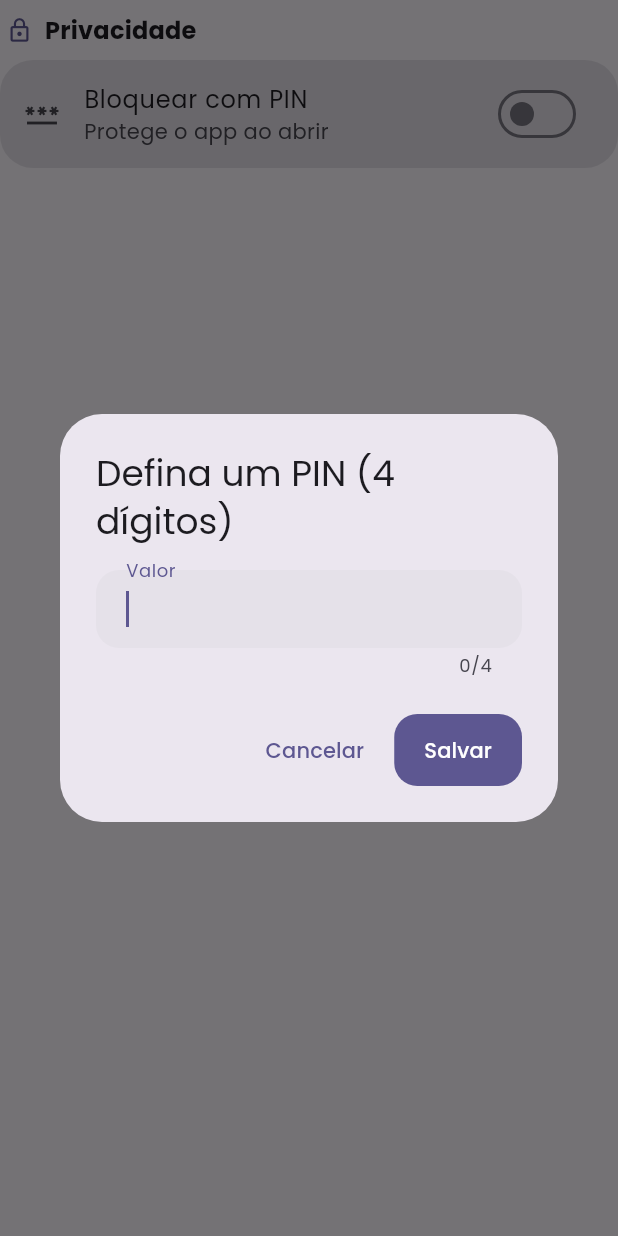
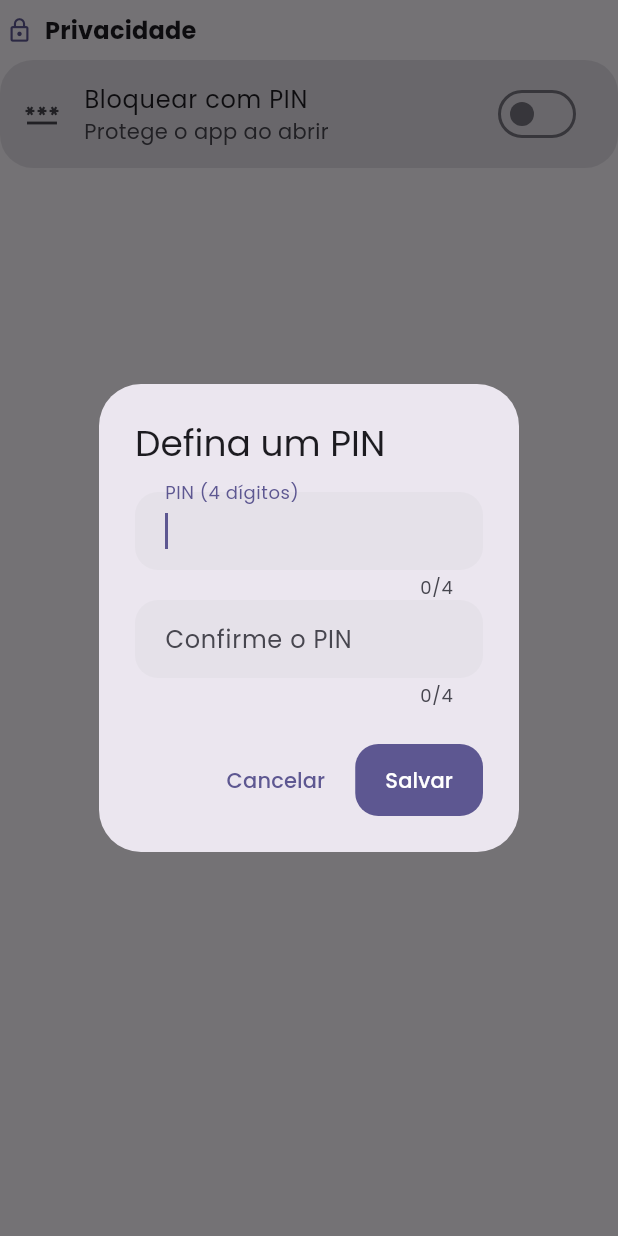
Before and after one commit to zmove-digital/zoom, a Flutter app: the _PrivacySection widget shown alone on an empty page, opened directly, after a tap on "Bloquear com PIN", on a phone screen of 412 x 824 dp. Run offline on Flutter 3.47's test engine with Material 3 defaults, Android fonts, the phone set to English and light mode, and no system bars; our stand-ins replace audioplayers, file_picker, fl_chart, flutter_colorpicker, flutter_local_notifications, flutter_timezone and 4 more; missing offline and left inert: pointycastle.

Commit message:
feat: confirma PIN no cadastro e desbloqueio por biometria do aparelho
- settings: dialogo com PIN + confirmacao (4 digitos) ao ativar o bloqueio

- lock: opcao de desbloquear com biometria/senha do aparelho (local_auth), sem apagar o PIN

- android: MainActivity herda FlutterFragmentActivity, permissao USE_BIOMETRIC e LaunchTheme AppCompat

- ios: NSFaceIDUsageDescription

- scripts/configure_android.ps1: aplica a config de biometria de forma idempotente

```diff
--- a/lib/screens/settings/settings_screen.dart
+++ b/lib/screens/settings/settings_screen.dart
@@ -640,24 +640,8 @@ class _PrivacySection extends StatelessWidget {
                     settings.setPin(enabled: false, pin: '');
                     return;
                   }
-                  final TextEditingController c = TextEditingController();
-                  final String? pin = await _textDialog(
-                    context,
-                    'Defina um PIN (4 dígitos)',
-                    c,
-                    keyboard: TextInputType.number,
-                    maxLength: SecurityRules.pinLength,
-                  );
-                  if (pin != null && RegExp(r'^\d{4}$').hasMatch(pin)) {
-                    settings.setPin(enabled: true, pin: pin);
-                  } else if (pin != null && pin.isNotEmpty) {
-                    if (context.mounted) {
-                      ScaffoldMessenger.of(context).showSnackBar(
-                        const SnackBar(
-                            content: Text('O PIN deve ter exatamente 4 dígitos')),
-                      );
-                    }
-                  }
+                  final String? pin = await _setPinDialog(context);
+                  if (pin != null) settings.setPin(enabled: true, pin: pin);
                 },
               ),
             ],
@@ -727,6 +711,70 @@ Future<String?> _textDialog(
           child: const Text('Salvar'),
         ),
       ],
+    ),
+  );
+}
+
+Future<String?> _setPinDialog(BuildContext context) {
+  final TextEditingController pin = TextEditingController();
+  final TextEditingController confirm = TextEditingController();
+  String? error;
+  return showDialog<String>(
+    context: context,
+    builder: (BuildContext context) => StatefulBuilder(
+      builder: (BuildContext context, StateSetter setState) => AlertDialog(
+        title: const Text('Defina um PIN'),
+        content: Column(
+          mainAxisSize: MainAxisSize.min,
+          crossAxisAlignment: CrossAxisAlignment.stretch,
+          children: <Widget>[
+            TextField(
+              controller: pin,
+              autofocus: true,
+              obscureText: true,
+              keyboardType: TextInputType.number,
+              maxLength: SecurityRules.pinLength,
+              decoration: const InputDecoration(labelText: 'PIN (4 dígitos)'),
+            ),
+            TextField(
+              controller: confirm,
+              obscureText: true,
+              keyboardType: TextInputType.number,
+              maxLength: SecurityRules.pinLength,
+              decoration: const InputDecoration(labelText: 'Confirme o PIN'),
+            ),
+            if (error != null)
+              Padding(
+                padding: const EdgeInsets.only(top: 4),
+                child: Text(
+                  error!,
+                  style: TextStyle(color: Theme.of(context).colorScheme.error),
+                ),
+              ),
+          ],
+        ),
+        actions: <Widget>[
+          TextButton(
+              onPressed: () => Navigator.pop(context),
+              child: const Text('Cancelar')),
+          FilledButton(
+            onPressed: () {
+              final String a = pin.text.trim();
+              final String b = confirm.text.trim();
+              if (!RegExp(r'^\d{4}$').hasMatch(a)) {
+                setState(() => error = 'Use exatamente 4 dígitos');
+                return;
+              }
+              if (a != b) {
+                setState(() => error = 'Os PINs não coincidem');
+                return;
+              }
+              Navigator.pop(context, a);
+            },
+            child: const Text('Salvar'),
+          ),
+        ],
+      ),
     ),
   );
 }
--- a/pubspec.yaml
+++ b/pubspec.yaml
@@ -24,6 +24,7 @@ dependencies:
   timezone: ^0.9.4
   flutter_colorpicker: ^1.1.0
   pointycastle: ^4.0.0
+  local_auth: ^3.0.2
 
 dev_dependencies:
   flutter_test:
```
Also changed, not shown: lib/screens/lock/lock_screen.dart (+56 -0 lines), pubspec.lock, 8 other files.
